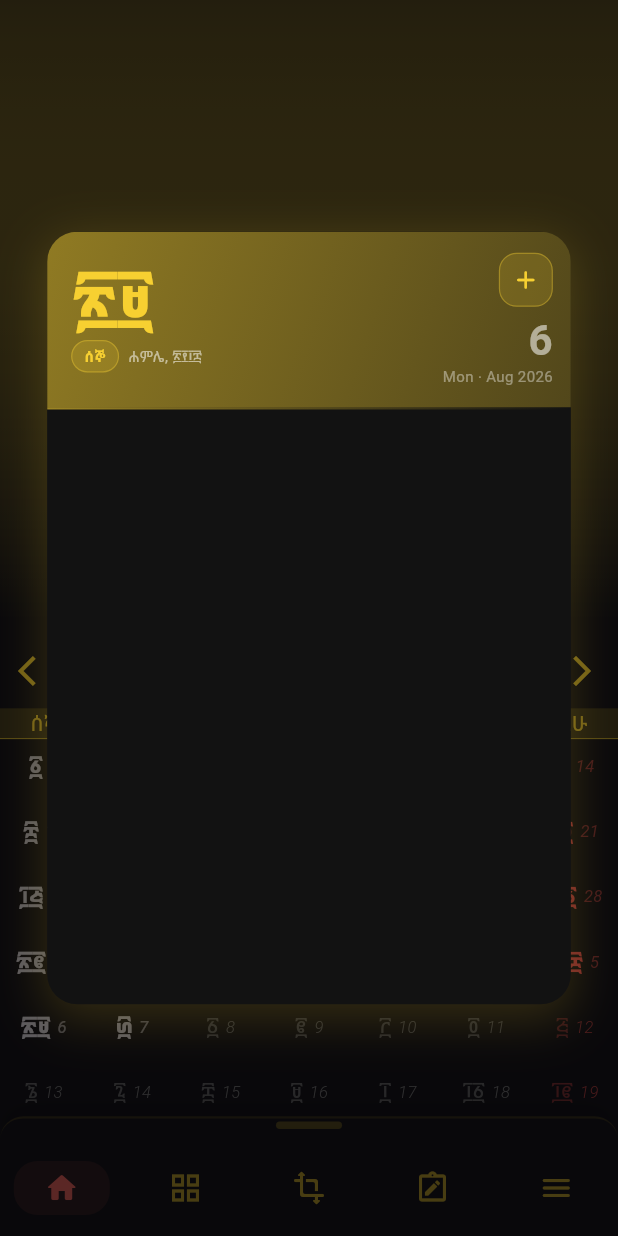
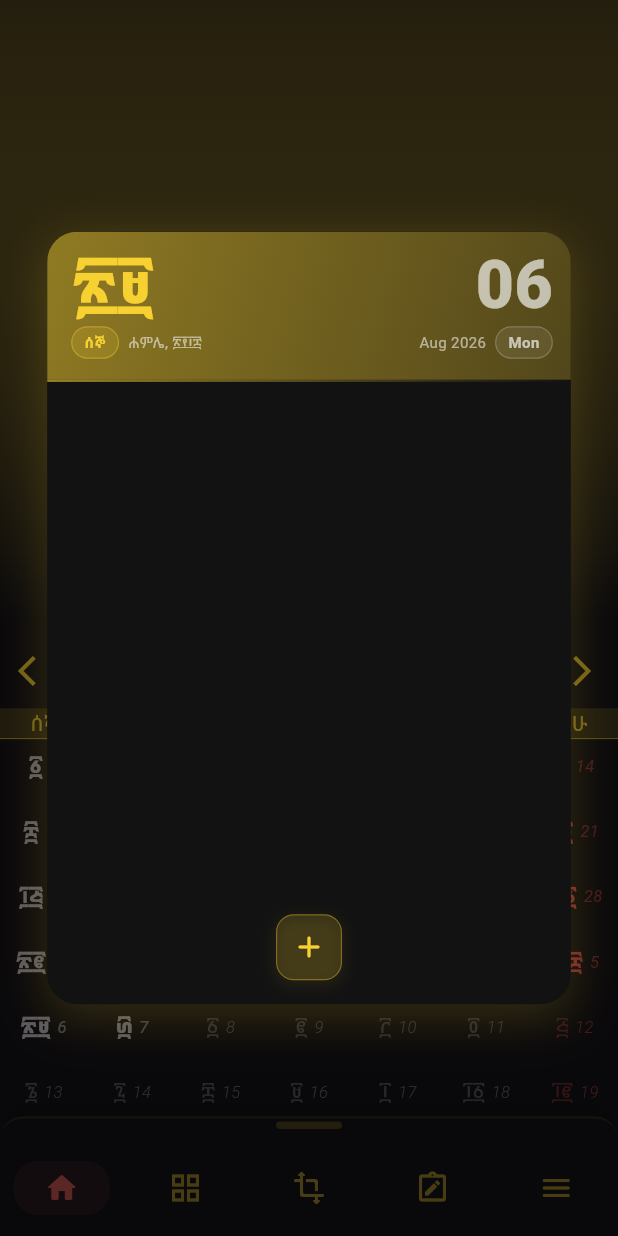
Before and after one commit to Sinishaw/event-calendar-v3, a Flutter app: the screen it shows after launch, after a tap on the "arrow forward ios" icon, after a tap on "፳፱", on a phone screen of 412 x 824 dp. Run offline on Flutter 3.47's test engine with Material 3 defaults, Android fonts, the phone set to English and light mode, and no system bars; our stand-ins replace cached_network_image, carousel_slider, cloud_firestore, device_info_plus, firebase_analytics, firebase_core and 10 more; missing offline and left inert: home_widget, workmanager; accounts and stored records are empty; statements that could not run were skipped.

Commit message:
enhancement: dock add button and mirror date header
Relocate daily event dialog's add button to the bottom center of the dialog as a floating curved rectangle. Clean up the top-right header space and mirror the left ET date layout structure for the GC date.

#63

```diff
--- a/lib/screens/home/widgets/task_and_event_dialog.dart
+++ b/lib/screens/home/widgets/task_and_event_dialog.dart
@@ -93,7 +93,9 @@ class _ShowDayTaskAndEventsDialogState extends State<ShowDayTaskAndEventsDialog>
               ),
               child: ClipRRect(
                 borderRadius: BorderRadius.circular(20),
-                child: Column(
+                child: Stack(
+                  children: [
+                    Column(
                       children: [
                         // ── Gradient Header ──────────────────────────────────
                         Container(
@@ -166,63 +168,53 @@ class _ShowDayTaskAndEventsDialogState extends State<ShowDayTaskAndEventsDialog>
 
                               const Spacer(),
 
-                          // GC date block + plus button
+                              // GC date block
                               Column(
                                 crossAxisAlignment: CrossAxisAlignment.end,
                                 mainAxisSize: MainAxisSize.min,
                                 children: [
-                              // Plus icon button
-                              GestureDetector(
-                                onTap: () async {
-                                  final selectedEtDate = LocalDate.date(
-                                      MonthGlobals.etShowingYear, MonthGlobals.etShowingMonth, widget.etDay);
-                                  await Navigator.push(
-                                    context,
-                                    MaterialPageRoute(
-                                      builder: (context) {
-                                        FirebaseLogger.logGlobalScreenView(4);
-                                        FirebaseLogger.logCompanyScreenView(4);
-                                        return UserEventPage(
-                                            title: "User Events",
-                                            selectedEtDate: selectedEtDate,
-                                            fetchLatestEventsCallback: widget.fetchLatestEventsCallback);
-                                      },
+                                  Text(
+                                    widget.gcDay! > 9 ? "${widget.gcDay}" : "0${widget.gcDay}",
+                                    style: TextStyle(
+                                      fontSize: 44,
+                                      fontWeight: FontWeight.w800,
+                                      color: onSurface.withValues(alpha: 0.65),
+                                      height: 1.0,
                                     ),
-                                  );
-                                  if (mounted) setState(() => _refreshKey++);
-                                },
-                                child: Container(
-                                  width: 36,
-                                  height: 36,
+                                  ),
+                                  const SizedBox(height: 5),
+                                  Row(
+                                    mainAxisSize: MainAxisSize.min,
+                                    children: [
+                                      Text(
+                                        "${MonthGlobals.gcMonthsShort[gcDate!.month! - 1]} ${gcDate!.year}",
+                                        style: TextStyle(
+                                          fontSize: 10,
+                                          color: onSurface.withValues(alpha: 0.55),
+                                        ),
+                                      ),
+                                      const SizedBox(width: 6),
+                                      Container(
+                                        padding: const EdgeInsets.symmetric(horizontal: 8, vertical: 3),
                                         decoration: BoxDecoration(
-                                    color: primary.withValues(alpha: 0.15),
-                                    borderRadius: BorderRadius.circular(12),
+                                          color: onSurface.withValues(alpha: 0.08),
+                                          borderRadius: BorderRadius.circular(20),
                                           border: Border.all(
-                                      color: primary.withValues(alpha: 0.35),
+                                            color: onSurface.withValues(alpha: 0.2),
                                             width: 0.8,
                                           ),
                                         ),
-                                  child: Icon(Icons.add_rounded, size: 20, color: primary),
+                                        child: Text(
+                                          weekDayGc ?? '',
+                                          style: TextStyle(
+                                            fontSize: 10,
+                                            fontWeight: FontWeight.w600,
+                                            color: onSurface.withValues(alpha: 0.65),
+                                            letterSpacing: 0.3,
                                           ),
                                         ),
-                              const SizedBox(height: 8),
-                              // GC date
-                              Text(
-                                "${widget.gcDay}",
-                                style: TextStyle(
-                                  fontSize: 28,
-                                  fontWeight: FontWeight.w700,
-                                  color: onSurface.withValues(alpha: 0.55),
-                                  height: 1.0,
                                       ),
-                              ),
-                              const SizedBox(height: 3),
-                              Text(
-                                "$weekDayGc · ${MonthGlobals.gcMonthsShort[gcDate!.month! - 1]} ${gcDate!.year}",
-                                style: TextStyle(
-                                  fontSize: 10,
-                                  color: onSurface.withValues(alpha: 0.4),
-                                ),
+                                    ],
                                   ),
                                 ],
                               ),
@@ -258,6 +250,62 @@ class _ShowDayTaskAndEventsDialogState extends State<ShowDayTaskAndEventsDialog>
                         ),
                       ],
                     ),
+
+                    // Docked floating add button (curved rectangle style)
+                    Positioned(
+                      bottom: 16,
+                      left: 0,
+                      right: 0,
+                      child: Center(
+                        child: GestureDetector(
+                          onTap: () async {
+                            final selectedEtDate = LocalDate.date(
+                                MonthGlobals.etShowingYear, MonthGlobals.etShowingMonth, widget.etDay);
+                            await Navigator.push(
+                              context,
+                              MaterialPageRoute(
+                                builder: (context) {
+                                  FirebaseLogger.logGlobalScreenView(4);
+                                  FirebaseLogger.logCompanyScreenView(4);
+                                  return UserEventPage(
+                                      title: "User Events",
+                                      selectedEtDate: selectedEtDate,
+                                      fetchLatestEventsCallback: widget.fetchLatestEventsCallback);
+                                },
+                              ),
+                            );
+                            if (mounted) setState(() => _refreshKey++);
+                          },
+                          child: Container(
+                            width: 44,
+                            height: 44,
+                            decoration: BoxDecoration(
+                              color: primary.withValues(alpha: 0.15),
+                              borderRadius: BorderRadius.circular(12),
+                              border: Border.all(
+                                color: primary.withValues(alpha: 0.35),
+                                width: 0.8,
+                              ),
+                              boxShadow: [
+                                BoxShadow(
+                                  color: primary.withValues(alpha: 0.08),
+                                  blurRadius: 8,
+                                  spreadRadius: 1,
+                                  offset: const Offset(0, 3),
+                                ),
+                              ],
+                            ),
+                            child: Icon(
+                              Icons.add_rounded,
+                              size: 24,
+                              color: primary,
+                            ),
+                          ),
+                        ),
+                      ),
+                    ),
+                  ],
+                ),
               ),
             ),
           ],
```
Also changed, not shown: 2 other files. Lines whose indentation alone changed are shown as unchanged.
